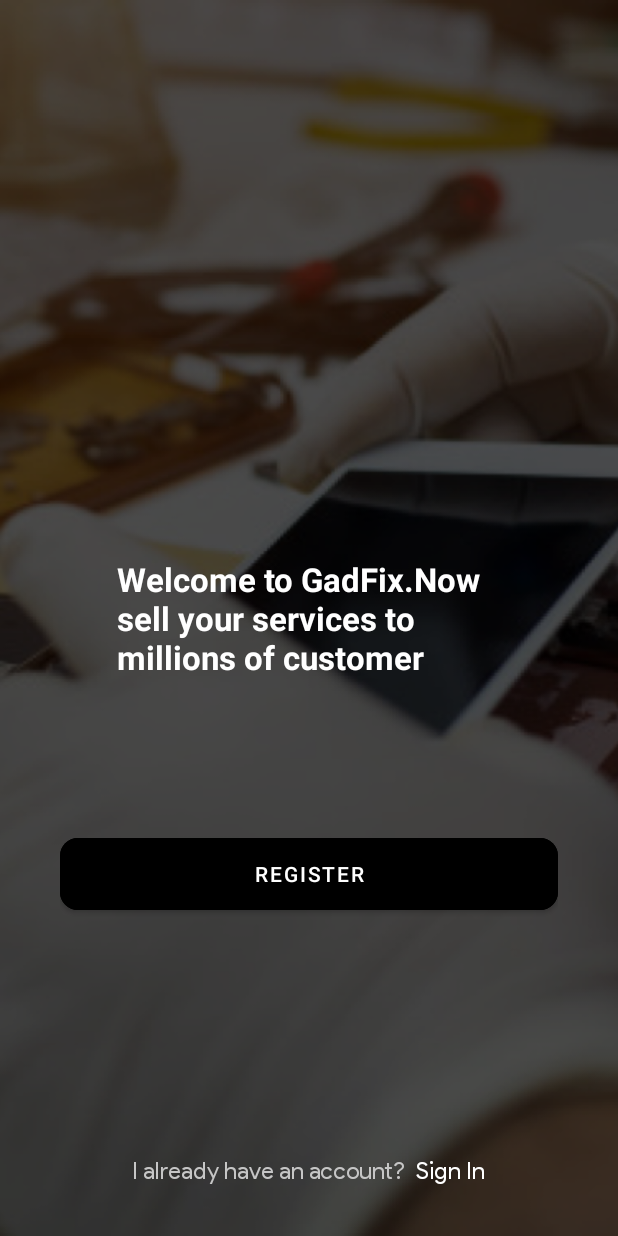
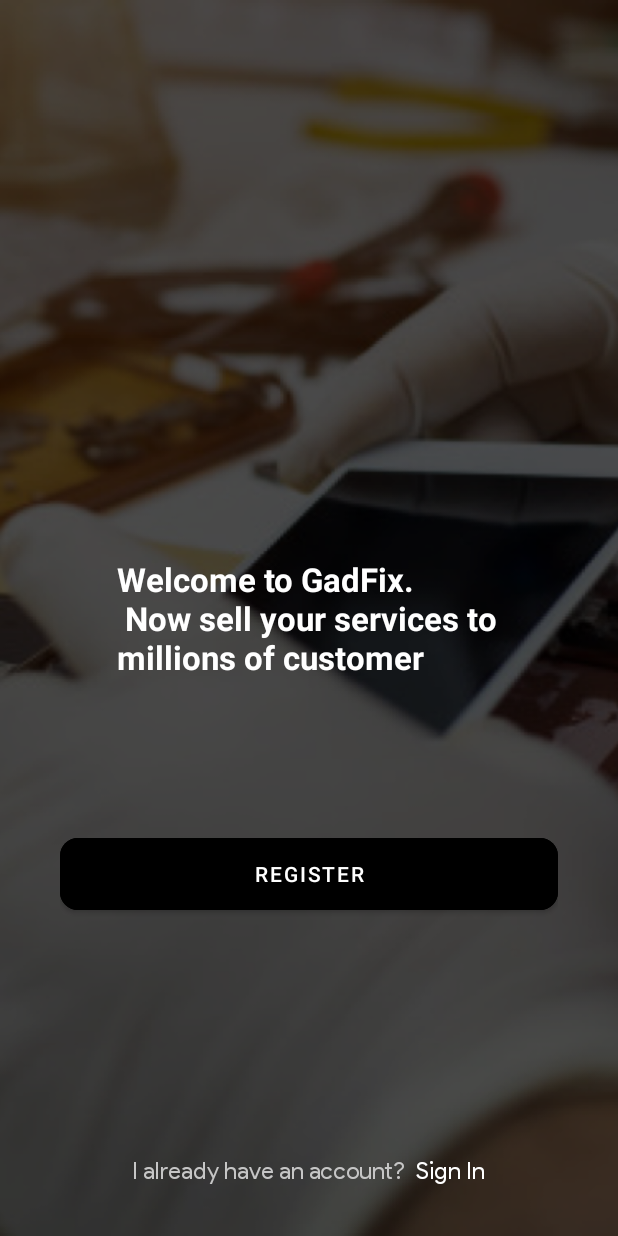
Before and after one commit to gadfixapp/GadfixVendor, an Android app: the screen it shows after launch (IntroActivity), on a phone screen of 412 x 824 dp. Run offline under Robolectric (Android 15) with nearby library versions, the phone set to English and light mode, and no system bars; our stand-ins replace data binding.

Commit message:
introActivity design changed

```diff
--- a/app/src/main/res/values/strings.xml
+++ b/app/src/main/res/values/strings.xml
@@ -2,7 +2,7 @@
     <string name="app_name">GadfixVendor</string>
 
     //projects text
-    <string name="welcome">Welcome to GadFix.Now sell your services to millions of customer</string>
+    <string name="welcome">Welcome to GadFix.\n Now sell your services to millions of customer</string>
     <string name="register">Register Now</string>
     <string name="already_hv_acc">I already have an account?</string>
     <string name="sign_in">Sign In</string>
```
